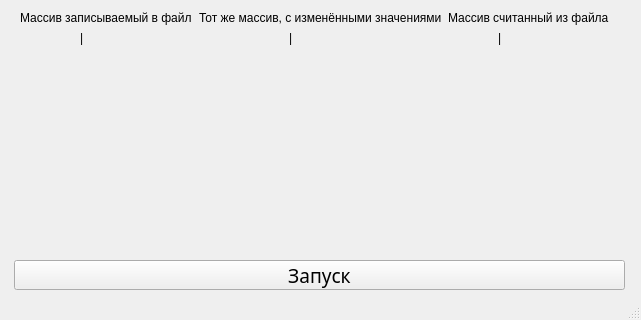
Before: the Qt Designer form Array2File/mainwindow.ui in MAXXXYMIRON/Array2File, drawn with Qt 5.
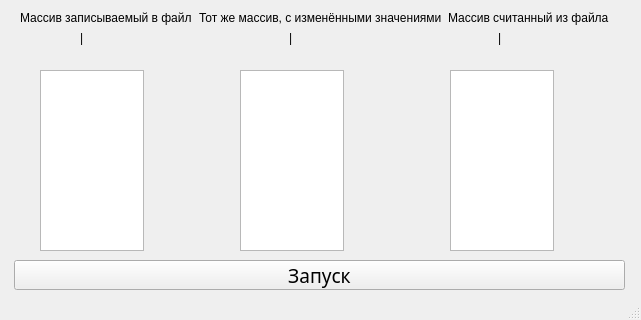
After: the same form once the commit is applied.

Patch:
```diff
--- a/Array2File/mainwindow.ui
+++ b/Array2File/mainwindow.ui
@@ -36,7 +36,7 @@
      <string>Запуск</string>
     </property>
    </widget>
-   <widget class="QWidget" name="">
+   <widget class="QWidget" name="layoutWidget">
     <property name="geometry">
      <rect>
       <x>20</x>
@@ -69,40 +69,7 @@
      </item>
     </layout>
    </widget>
-   <widget class="QWidget" name="">
-    <property name="geometry">
-     <rect>
-      <x>60</x>
-      <y>70</y>
-      <width>581</width>
-      <height>31</height>
-     </rect>
-    </property>
-    <layout class="QHBoxLayout" name="horizontalLayout_3">
-     <item>
-      <widget class="QLabel" name="LabelFirstArray">
-       <property name="text">
-        <string/>
-       </property>
-      </widget>
-     </item>
-     <item>
-      <widget class="QLabel" name="LabelSecondArray">
-       <property name="text">
-        <string/>
-       </property>
-      </widget>
-     </item>
-     <item>
-      <widget class="QLabel" name="LabelFileToArray">
-       <property name="text">
-        <string/>
-       </property>
-      </widget>
-     </item>
-    </layout>
-   </widget>
-   <widget class="QWidget" name="">
+   <widget class="QWidget" name="layoutWidget">
     <property name="geometry">
      <rect>
       <x>80</x>
@@ -135,6 +102,36 @@
      </item>
     </layout>
    </widget>
+   <widget class="QTextEdit" name="TextEFirstArray">
+    <property name="geometry">
+     <rect>
+      <x>40</x>
+      <y>70</y>
+      <width>104</width>
+      <height>181</height>
+     </rect>
+    </property>
+   </widget>
+   <widget class="QTextEdit" name="TextESecondArray">
+    <property name="geometry">
+     <rect>
+      <x>240</x>
+      <y>70</y>
+      <width>104</width>
+      <height>181</height>
+     </rect>
+    </property>
+   </widget>
+   <widget class="QTextEdit" name="TextEFileToArray">
+    <property name="geometry">
+     <rect>
+      <x>450</x>
+      <y>70</y>
+      <width>104</width>
+      <height>181</height>
+     </rect>
+    </property>
+   </widget>
   </widget>
   <widget class="QStatusBar" name="statusbar"/>
  </widget>
```
